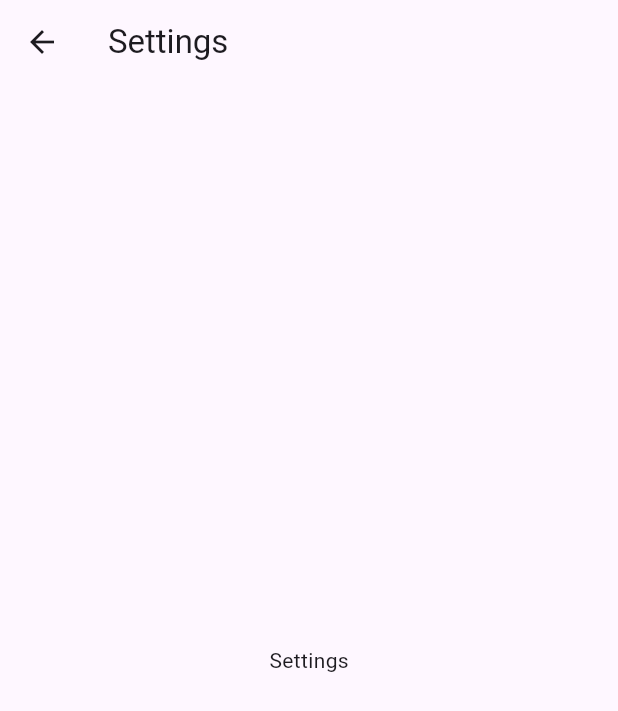
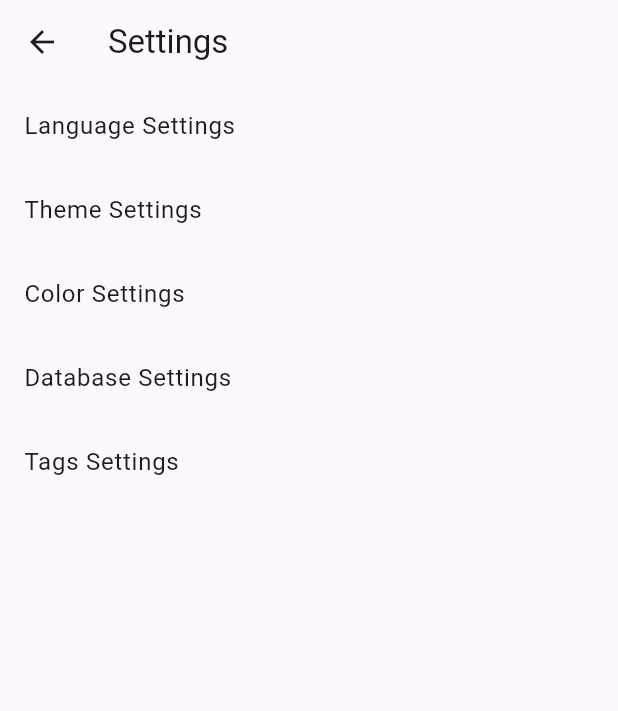
Before and after one commit to Siriusq/cycle_it, a Flutter app: the screen it shows after launch, after a tap on the "menu" icon, after a tap on the "settings" icon, on a phone screen of 412 x 824 dp. Shown: the top 711 px of the screen. Run offline on Flutter 3.47's test engine with Material 3 defaults, Android fonts, the light colour scheme and no system bars; our stand-ins replace device_preview, get.

Commit message:
Update Side Menu

```diff
--- a/lib/controllers/item_list_order_controller.dart
+++ b/lib/controllers/item_list_order_controller.dart
@@ -8,4 +8,4 @@ class ItemListOrderController extends GetxController {
   }
 }
 
-enum OrderType { name, createTime, lastUsed }
+enum OrderType { name, lastUsed, frequency }
--- a/lib/views/components/side_menu/order_by_option.dart
+++ b/lib/views/components/side_menu/order_by_option.dart
@@ -26,17 +26,16 @@ class OrderByOption extends StatelessWidget {
           },
           child: Row(
             children: [
-              if (isActive) Icon(Icons.arrow_right, size: 15) else SizedBox(width: 15),
+              if (isActive) Icon(Icons.arrow_forward_ios, size: 15) else SizedBox(width: 15),
               SizedBox(width: kDefaultPadding / 4),
               Expanded(
                 child: Container(
-                  //padding: EdgeInsets.only(bottom: 15, right: 5),
-                  decoration:
-                      isActive ? BoxDecoration(border: Border(bottom: BorderSide(color: Color(0xFFDFE2EF)))) : null,
+                  padding: EdgeInsets.only(left: 5),
+                  //decoration: isActive ? BoxDecoration(border: Border(bottom: BorderSide(color: Color(0xFFDFE2EF)))) : null,
                   child: Row(
                     children: [
                       Icon(icon, color: (isActive) ? kPrimaryColor : kGrayColor),
-                      SizedBox(width: kDefaultPadding),
+                      SizedBox(width: kDefaultPadding / 2),
                       Text(title, style: TextStyle(fontWeight: FontWeight.w500, color: kTextColor)),
                     ],
                   ),
--- a/lib/views/components/side_menu/side_menu.dart
+++ b/lib/views/components/side_menu/side_menu.dart
@@ -2,9 +2,11 @@ import 'package:cycle_it/controllers/item_list_order_controller.dart';
 import 'package:cycle_it/utils/extensions.dart';
 import 'package:cycle_it/utils/responsive.dart';
 import 'package:cycle_it/views/components/side_menu/order_by_option.dart';
+import 'package:cycle_it/views/components/side_menu/tag_option.dart';
 import 'package:flutter/material.dart';
 import 'package:get/get.dart';
 
+import '../../../test/mock_data.dart';
 import '../../../utils/constants.dart';
 import '../../settings_page.dart';
 
@@ -32,6 +34,18 @@ class SideMenu extends StatelessWidget {
               child: Column(
                 crossAxisAlignment: CrossAxisAlignment.start,
                 children: [
+                  Row(
+                    children: [
+                      //Image.asset("assets/images/AppIcon-20@2x.png", width: 46),
+                      //Spacer(),
+                      // We don't want to show this close button on Desktop mood
+                      Text("Cycle It", style: TextStyle(fontWeight: FontWeight.w600, color: kTitleTextColor)),
+                      Spacer(),
+                      if (!Responsive.isDesktop(context)) CloseButton(),
+                    ],
+                  ),
+                  SizedBox(height: kDefaultPadding),
+                  //宽屏显示添加按钮
                   if (Responsive.isDesktop(context))
                     TextButton.icon(
                       style: TextButton.styleFrom(
@@ -42,14 +56,43 @@ class SideMenu extends StatelessWidget {
                       ),
                       onPressed: () {},
                       icon: Icon(Icons.create_rounded),
-                      label: Text("New message", style: TextStyle(color: kTitleTextColor)),
+                      label: Text("Add Item", style: TextStyle(color: kTitleTextColor)),
                     ).addNeumorphism(topShadowColor: Colors.white, bottomShadowColor: Color(0x6643AF9D)),
-                  SizedBox(height: kDefaultPadding * 2),
-                  Text("Order By", style: TextStyle(fontWeight: FontWeight.w600, color: kTitleTextColor)),
-                  OrderByOption(orderType: OrderType.name, icon: Icons.abc, title: "Names"),
-                  OrderByOption(orderType: OrderType.createTime, icon: Icons.timeline, title: "Add Time"),
-                  OrderByOption(orderType: OrderType.lastUsed, icon: Icons.recent_actors, title: "Last Used"),
-                  SizedBox(height: 50),
+                  //SizedBox(height: kDefaultPadding * 2),
+                  SizedBox(height: 15),
+                  Divider(),
+                  SizedBox(height: 10),
+                  //排序
+                  Row(
+                    children: [
+                      Icon(Icons.sort, color: kGrayColor),
+                      SizedBox(width: 5),
+                      Text("Order By", style: TextStyle(fontWeight: FontWeight.w600, color: kTitleTextColor)),
+                    ],
+                  ),
+                  OrderByOption(orderType: OrderType.name, icon: Icons.sort_by_alpha, title: "Names"),
+                  OrderByOption(orderType: OrderType.lastUsed, icon: Icons.event, title: "Recent Used"),
+                  OrderByOption(orderType: OrderType.frequency, icon: Icons.equalizer, title: "Frequency"),
+                  SizedBox(height: 15),
+                  Divider(),
+                  //SizedBox(height: 5),
+                  //标签
+                  Row(
+                    children: [
+                      Icon(Icons.bookmark_outline, color: kGrayColor),
+                      SizedBox(width: 5),
+                      Text("Tags", style: TextStyle(fontWeight: FontWeight.w600, color: kTitleTextColor)),
+                      Spacer(),
+                      IconButton(onPressed: () {}, icon: Icon(Icons.add, color: kGrayColor)),
+                    ],
+                  ),
+                  Column(
+                    children:
+                        allTags.map((tag) {
+                          return TagOption(tagName: tag.name, color: tag.color);
+                        }).toList(),
+                  ),
+                  SizedBox(height: 15),
                   Divider(),
                 ],
               ),
@@ -74,6 +117,7 @@ class SideMenu extends StatelessWidget {
                         IconButton(onPressed: () {}, icon: Icon(Icons.copyright)),
                       ],
                     ),
+                    SizedBox(height: 10),
                   ],
                 ),
               ),
--- a/lib/views/settings_page.dart
+++ b/lib/views/settings_page.dart
@@ -1,10 +1,24 @@
 import 'package:flutter/material.dart';
+import 'package:get/get.dart';
 
 class SettingsPage extends StatelessWidget {
   const SettingsPage({super.key});
 
   @override
   Widget build(BuildContext context) {
-    return Scaffold(appBar: AppBar(title: Text("Settings")), body: Container(child: Center(child: Text("Settings"))));
+    return Scaffold(
+      appBar: AppBar(title: Text("Settings")),
+      body: Container(
+        child: Column(
+          children: [
+            ListTile(title: Text('languageSettingsText'.tr), onTap: () {}),
+            ListTile(title: Text("Theme Settings"), onTap: () {}),
+            ListTile(title: Text("Color Settings"), onTap: () {}),
+            ListTile(title: Text("Database Settings"), onTap: () {}),
+            ListTile(title: Text("Tags Settings"), onTap: () {}),
+          ],
+        ),
+      ),
+    );
   }
 }
```
